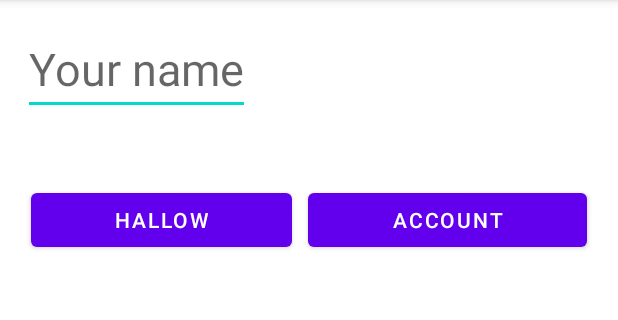
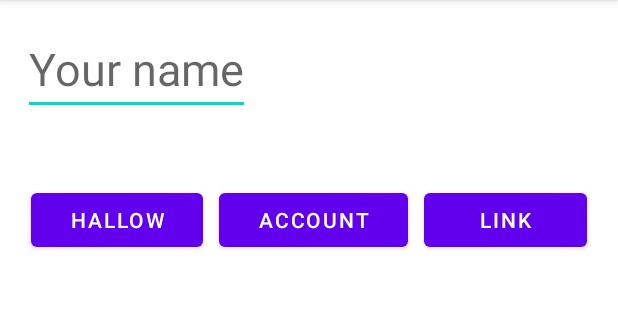
Before and after one commit to dim-idium/WorkOnIntents, an Android app: the screen it shows after launch (MainActivity), on a phone screen of 412 x 824 dp, the part 84-404 px from its top. Run offline under Robolectric (Android 15) with nearby library versions, the phone set to English and light mode, and no system bars.

```diff
--- a/app/src/main/java/com/dimidium/workonintent/MainActivity.java
+++ b/app/src/main/java/com/dimidium/workonintent/MainActivity.java
@@ -3,6 +3,7 @@ package com.dimidium.workonintent;
 import androidx.appcompat.app.AppCompatActivity;
 
 import android.content.Intent;
+import android.net.Uri;
 import android.os.Bundle;
 import android.view.View;
 import android.widget.Button;
@@ -52,5 +53,18 @@ public class MainActivity extends AppCompatActivity {
             }
         });
 
+        Button btnLink = findViewById(R.id.btn_link);
+        btnLink.setOnClickListener(new View.OnClickListener() {
+            @Override
+            public void onClick(View v) {
+                String url = getString(R.string.link);
+                Uri uri = Uri.parse(url);
+                Intent browser = new Intent(Intent.ACTION_VIEW,uri);
+                startActivity(browser);
+
+            }
+        });
+
+
     }
 }
--- a/app/src/main/res/layout/activity_main.xml
+++ b/app/src/main/res/layout/activity_main.xml
@@ -54,6 +54,15 @@
             android:layout_weight="1"
             android:text="@string/account" />
 
+        <Button
+            android:id="@+id/btn_link"
+            android:layout_width="wrap_content"
+            android:layout_height="wrap_content"
+            android:layout_margin="5dp"
+            android:layout_weight="1"
+            android:text="@string/open_link" />
+
+
 
     </LinearLayout>
 </LinearLayout>
--- a/app/src/main/res/values/strings.xml
+++ b/app/src/main/res/values/strings.xml
@@ -8,4 +8,6 @@
     <string name="last_name">Your last name</string>
     <string name="age">Your age</string>
     <string name="email">Your email</string>
+    <string name="open_link">link</string>
+    <string name="link">https://yandex.ru</string>
 </resources>
```
